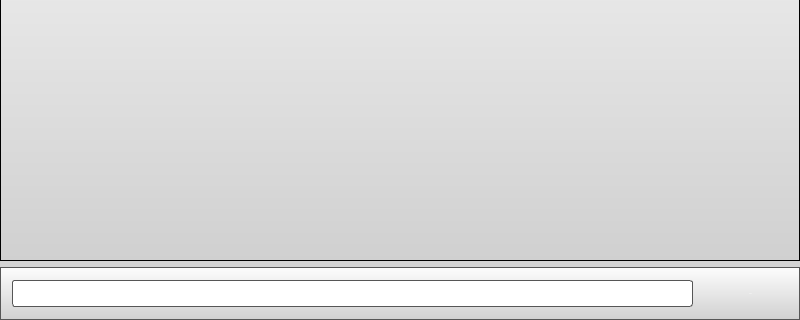
The window that Graffik/gui/slim/slimwindow.ui (DynamicPerception/Graffik_Legacy) describes before a commit, drawn with Qt 5; both pictures show x 0 to 800 and y 260 to 580 of the 800 by 580 pixel window.
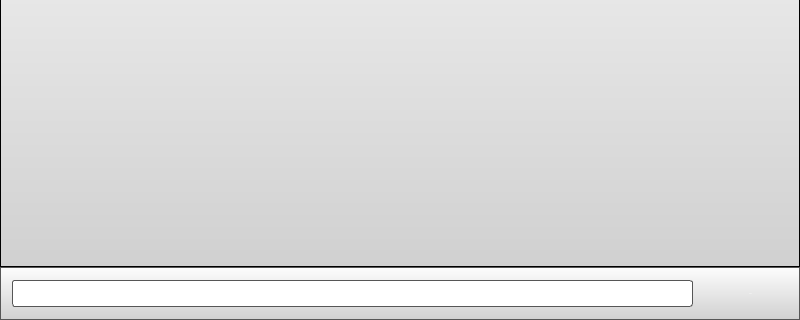
The same window after the commit. Icons and pictures are not drawn. Custom widgets are drawn as their Qt base class.

What changed in the file:
```diff
--- a/Graffik/gui/slim/slimwindow.ui
+++ b/Graffik/gui/slim/slimwindow.ui
@@ -78,12 +78,9 @@
    </property>
    <item>
     <layout class="QGridLayout" name="gridLayout">
-     <property name="horizontalSpacing">
+     <property name="spacing">
       <number>0</number>
      </property>
-     <property name="verticalSpacing">
-      <number>6</number>
-     </property>
      <item row="1" column="2">
       <layout class="QHBoxLayout" name="horizontalLayout_4">
        <property name="sizeConstraint">
@@ -134,7 +131,7 @@
           <bool>false</bool>
          </property>
          <attribute name="horizontalHeaderVisible">
-          <bool>false</bool>
+          <bool>true</bool>
          </attribute>
          <attribute name="horizontalHeaderDefaultSectionSize">
           <number>60</number>
```
